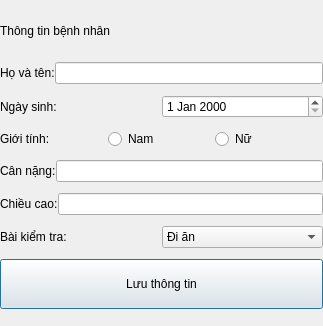
tuntun2709/IMU_Project, file GUI/popup_partientInformation.ui: the form before one commit.
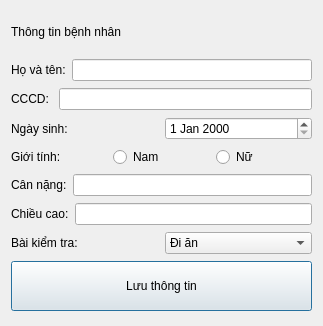
The form after the commit.

The edit to the form file:
```diff
--- a/GUI/popup_partientInformation.ui
+++ b/GUI/popup_partientInformation.ui
@@ -14,21 +14,6 @@
    <string>Dialog</string>
   </property>
   <layout class="QVBoxLayout" name="verticalLayout">
-   <property name="spacing">
-    <number>0</number>
-   </property>
-   <property name="leftMargin">
-    <number>0</number>
-   </property>
-   <property name="topMargin">
-    <number>0</number>
-   </property>
-   <property name="rightMargin">
-    <number>0</number>
-   </property>
-   <property name="bottomMargin">
-    <number>0</number>
-   </property>
    <item>
     <widget class="QLabel" name="label">
      <property name="maximumSize">
@@ -52,7 +37,21 @@
       </widget>
      </item>
      <item>
-      <widget class="QLineEdit" name="lineEdit"/>
+      <widget class="QLineEdit" name="lineEdit_Name"/>
+     </item>
+    </layout>
+   </item>
+   <item>
+    <layout class="QHBoxLayout" name="horizontalLayout_16">
+     <item>
+      <widget class="QLabel" name="label_12">
+       <property name="text">
+        <string>CCCD: </string>
+       </property>
+      </widget>
+     </item>
+     <item>
+      <widget class="QLineEdit" name="lineEdit_ID"/>
      </item>
     </layout>
    </item>
```
Left out of the diff: 14 changed lines with no effect on the pictures.
